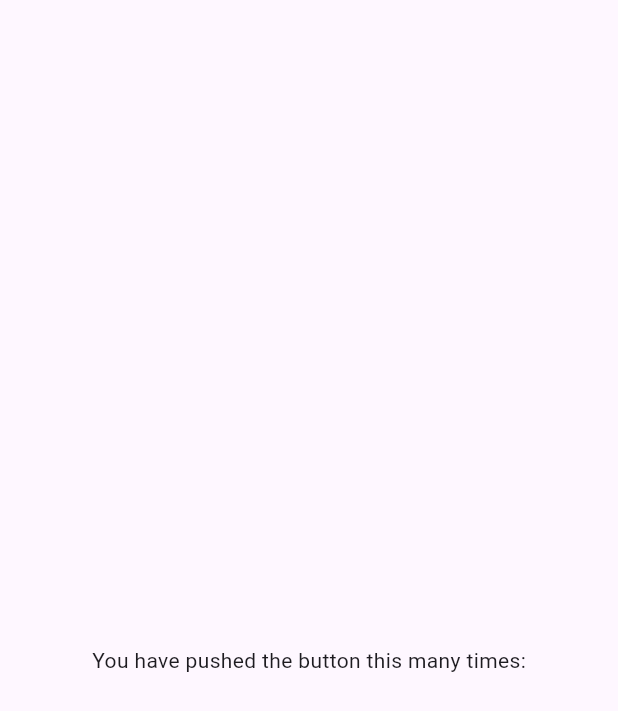
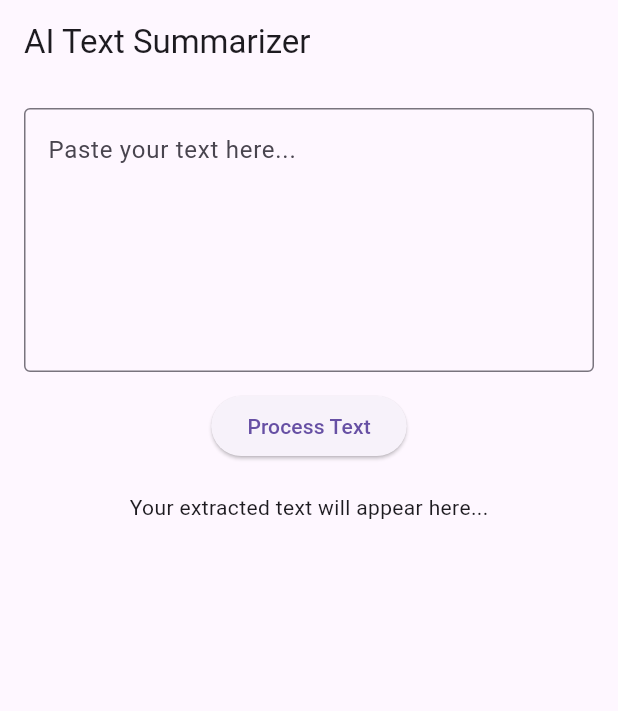
Before and after one commit to Strange-TQHC/AI_Summarizer, a Flutter app: the screen it shows after launch, on a phone screen of 412 x 824 dp. Shown: the top 711 px of the screen. Run offline on Flutter 3.47's test engine with Material 3 defaults, Android fonts, the phone set to English and light mode, and no system bars.

Commit message:
initial UI with text input and basic state handling

```diff
--- a/lib/main.dart
+++ b/lib/main.dart
@@ -7,27 +7,71 @@ void main() {
 class MyApp extends StatelessWidget {
   const MyApp({super.key});
 
-
   @override
   Widget build(BuildContext context) {
     return MaterialApp(
-      title: 'Flutter Demo',
+      title: 'AI Summarizer',
       debugShowCheckedModeBanner: false,
-      home: const MyHomePage(),
+      theme: ThemeData(
+        primarySwatch: Colors.indigo,
+      ),
+      home: const HomeScreen(),
     );
   }
 }
 
-class MyHomePage extends StatelessWidget {
-  const MyHomePage({super.key});
+class HomeScreen extends StatefulWidget {
+  const HomeScreen({super.key});
+
+  @override
+  State<HomeScreen> createState() => _HomeScreenState();
+}
+
+class _HomeScreenState extends State<HomeScreen> {
+  final TextEditingController _controller = TextEditingController();
+  String extractedText = "";
+
+  void handleTextSubmit() {
+    setState(() {
+      extractedText = _controller.text;
+    });
+  }
 
   @override
   Widget build(BuildContext context) {
     return Scaffold(
       appBar: AppBar(
+        title: const Text("AI Text Summarizer"),
       ),
-      body: Center(
-        child: const Text('You have pushed the button this many times:'),
+      body: Padding(
+        padding: const EdgeInsets.all(16),
+        child: Column(
+          children: [
+            TextField(
+              controller: _controller,
+              maxLines: 6,
+              decoration: const InputDecoration(
+                hintText: "Paste your text here...",
+                border: OutlineInputBorder(),
+              ),
+            ),
+            const SizedBox(height: 12),
+            ElevatedButton(
+              onPressed: handleTextSubmit,
+              child: const Text("Process Text"),
+            ),
+            const SizedBox(height: 20),
+            Expanded(
+              child: SingleChildScrollView(
+                child: Text(
+                  extractedText.isEmpty
+                      ? "Your extracted text will appear here..."
+                      : extractedText,
+                ),
+              ),
+            )
+          ],
+        ),
       ),
     );
   }
```
